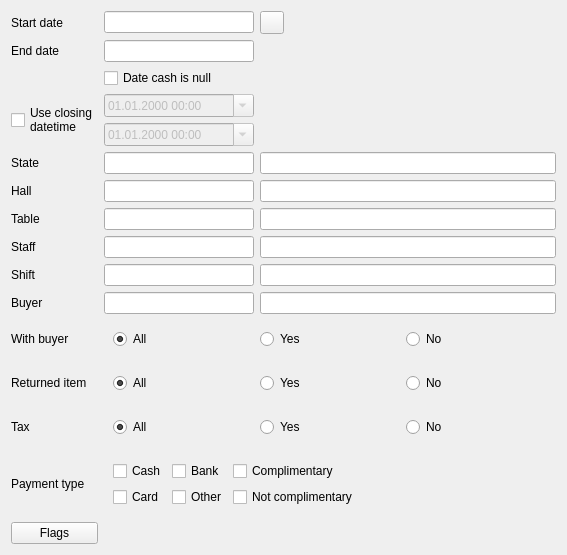
Old version of the form Reports/cr5commonsalesfilter.ui in the repository End1-1/Cafe5.
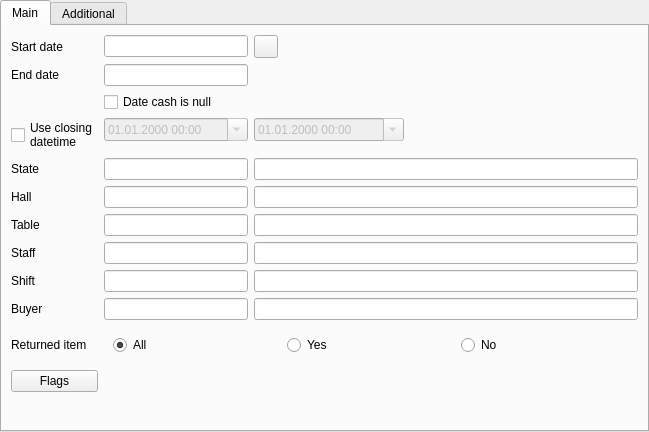
New version of the form. Icons and pictures are not drawn. Custom widgets are drawn as their Qt base class.

Diff of the .ui file:
```diff
--- a/Reports/cr5commonsalesfilter.ui
+++ b/Reports/cr5commonsalesfilter.ui
@@ -6,14 +6,109 @@
    <rect>
     <x>0</x>
     <y>0</y>
-    <width>567</width>
-    <height>522</height>
+    <width>649</width>
+    <height>432</height>
    </rect>
   </property>
   <property name="windowTitle">
    <string>Form</string>
   </property>
   <layout class="QGridLayout" name="gridLayout">
+   <property name="leftMargin">
+    <number>0</number>
+   </property>
+   <property name="topMargin">
+    <number>0</number>
+   </property>
+   <property name="rightMargin">
+    <number>0</number>
+   </property>
+   <property name="bottomMargin">
+    <number>0</number>
+   </property>
+   <item row="0" column="0">
+    <widget class="QTabWidget" name="tabWidget">
+     <property name="currentIndex">
+      <number>0</number>
+     </property>
+     <widget class="QWidget" name="tab">
+      <attribute name="title">
+       <string>Main</string>
+      </attribute>
+      <layout class="QGridLayout" name="gridLayout_3">
+       <item row="6" column="0">
+        <widget class="QLabel" name="label_4">
+         <property name="text">
+          <string>Hall</string>
+         </property>
+        </widget>
+       </item>
+       <item row="8" column="2">
+        <widget class="C5LineEditWithSelector" name="leStaffName">
+         <property name="focusPolicy">
+          <enum>Qt::NoFocus</enum>
+         </property>
+         <property name="readOnly">
+          <bool>true</bool>
+         </property>
+        </widget>
+       </item>
+       <item row="10" column="1">
+        <widget class="C5LineEditWithSelector" name="leBuyer">
+         <property name="maximumSize">
+          <size>
+           <width>150</width>
+           <height>16777215</height>
+          </size>
+         </property>
+         <property name="FilterName" stdset="0">
+          <string>buyer</string>
+         </property>
+        </widget>
+       </item>
+       <item row="1" column="2">
+        <spacer name="horizontalSpacer">
+         <property name="orientation">
+          <enum>Qt::Horizontal</enum>
+         </property>
+         <property name="sizeHint" stdset="0">
+          <size>
+           <width>384</width>
+           <height>20</height>
+          </size>
+         </property>
+        </spacer>
+       </item>
+       <item row="0" column="2">
+        <widget class="QToolButton" name="toolButton">
+         <property name="focusPolicy">
+          <enum>Qt::ClickFocus</enum>
+         </property>
+         <property name="text">
+          <string/>
+         </property>
+         <property name="icon">
+          <iconset resource="../resources/res.qrc">
+           <normaloff>:/pushpin.png</normaloff>:/pushpin.png</iconset>
+         </property>
+         <property name="FixDate" stdset="0">
+          <bool>true</bool>
+         </property>
+        </widget>
+       </item>
+       <item row="1" column="1">
+        <widget class="C5DateEdit" name="deEnd">
+         <property name="maximumSize">
+          <size>
+           <width>150</width>
+           <height>16777215</height>
+          </size>
+         </property>
+         <property name="FilterName" stdset="0">
+          <string>date2</string>
+         </property>
+        </widget>
+       </item>
    <item row="0" column="0">
     <widget class="QLabel" name="label">
      <property name="text">
@@ -21,10 +116,20 @@
      </property>
     </widget>
    </item>
-   <item row="14" column="0">
-    <widget class="QLabel" name="label_11">
+       <item row="9" column="2">
+        <widget class="C5LineEditWithSelector" name="leShiftName">
+         <property name="focusPolicy">
+          <enum>Qt::NoFocus</enum>
+         </property>
+         <property name="readOnly">
+          <bool>true</bool>
+         </property>
+        </widget>
+       </item>
+       <item row="9" column="0">
+        <widget class="QLabel" name="label_7">
      <property name="text">
-      <string>Payment type</string>
+          <string>Shift</string>
      </property>
     </widget>
    </item>
@@ -41,10 +146,17 @@
      </property>
     </widget>
    </item>
-   <item row="10" column="0">
-    <widget class="QLabel" name="label_9">
+       <item row="12" column="0">
+        <widget class="QPushButton" name="btnFlags">
      <property name="text">
-      <string>Buyer</string>
+          <string>Flags</string>
+         </property>
+        </widget>
+       </item>
+       <item row="1" column="0">
+        <widget class="QLabel" name="label_2">
+         <property name="text">
+          <string>End date</string>
      </property>
     </widget>
    </item>
@@ -58,6 +170,82 @@
      </property>
     </widget>
    </item>
+       <item row="5" column="0">
+        <widget class="QLabel" name="label_3">
+         <property name="text">
+          <string>State</string>
+         </property>
+        </widget>
+       </item>
+       <item row="2" column="1" colspan="2">
+        <widget class="QCheckBox" name="chDoNotUseCashDate">
+         <property name="text">
+          <string>Date cash is null</string>
+         </property>
+        </widget>
+       </item>
+       <item row="8" column="0">
+        <widget class="QLabel" name="label_6">
+         <property name="text">
+          <string>Staff</string>
+         </property>
+        </widget>
+       </item>
+       <item row="11" column="1" colspan="2">
+        <widget class="QWidget" name="widget" native="true">
+         <property name="minimumSize">
+          <size>
+           <width>0</width>
+           <height>0</height>
+          </size>
+         </property>
+         <layout class="QHBoxLayout" name="horizontalLayout">
+          <item>
+           <widget class="QRadioButton" name="rbRIAll">
+            <property name="text">
+             <string>All</string>
+            </property>
+            <property name="checked">
+             <bool>true</bool>
+            </property>
+           </widget>
+          </item>
+          <item>
+           <widget class="QRadioButton" name="rbRIYes">
+            <property name="text">
+             <string>Yes</string>
+            </property>
+           </widget>
+          </item>
+          <item>
+           <widget class="QRadioButton" name="rbRINo">
+            <property name="text">
+             <string>No</string>
+            </property>
+           </widget>
+          </item>
+         </layout>
+        </widget>
+       </item>
+       <item row="3" column="1">
+        <widget class="QDateTimeEdit" name="dt1">
+         <property name="enabled">
+          <bool>false</bool>
+         </property>
+         <property name="maximumSize">
+          <size>
+           <width>150</width>
+           <height>16777215</height>
+          </size>
+         </property>
+         <property name="displayFormat">
+          <string>dd.MM.yyyy HH:mm</string>
+         </property>
+         <property name="calendarPopup">
+          <bool>true</bool>
+         </property>
+        </widget>
+       </item>
    <item row="6" column="2">
     <widget class="C5LineEditWithSelector" name="leHallName">
      <property name="focusPolicy">
@@ -68,8 +256,28 @@
      </property>
     </widget>
    </item>
-   <item row="1" column="1">
-    <widget class="C5DateEdit" name="deEnd">
+       <item row="7" column="0">
+        <widget class="QLabel" name="label_5">
+         <property name="text">
+          <string>Table</string>
+         </property>
+        </widget>
+       </item>
+       <item row="13" column="0">
+        <spacer name="verticalSpacer">
+         <property name="orientation">
+          <enum>Qt::Vertical</enum>
+         </property>
+         <property name="sizeHint" stdset="0">
+          <size>
+           <width>20</width>
+           <height>43</height>
+          </size>
+         </property>
+        </spacer>
+       </item>
+       <item row="0" column="1">
+        <widget class="C5DateEdit" name="deStart">
      <property name="maximumSize">
       <size>
        <width>150</width>
@@ -81,10 +289,66 @@
      </property>
     </widget>
    </item>
-   <item row="9" column="0">
-    <widget class="QLabel" name="label_7">
+       <item row="10" column="0">
+        <widget class="QLabel" name="label_9">
      <property name="text">
-      <string>Shift</string>
+          <string>Buyer</string>
+         </property>
+        </widget>
+       </item>
+       <item row="11" column="0">
+        <widget class="QLabel" name="label_8">
+         <property name="text">
+          <string>Returned item</string>
+         </property>
+        </widget>
+       </item>
+       <item row="8" column="1">
+        <widget class="C5LineEditWithSelector" name="leStaff">
+         <property name="maximumSize">
+          <size>
+           <width>150</width>
+           <height>16777215</height>
+          </size>
+         </property>
+         <property name="FilterName" stdset="0">
+          <string>staff</string>
+         </property>
+        </widget>
+       </item>
+       <item row="6" column="1">
+        <widget class="C5LineEditWithSelector" name="leHall">
+         <property name="maximumSize">
+          <size>
+           <width>150</width>
+           <height>16777215</height>
+          </size>
+         </property>
+         <property name="FilterName" stdset="0">
+          <string>hall</string>
+         </property>
+        </widget>
+       </item>
+       <item row="7" column="2">
+        <widget class="C5LineEditWithSelector" name="leTableName">
+         <property name="focusPolicy">
+          <enum>Qt::NoFocus</enum>
+         </property>
+         <property name="readOnly">
+          <bool>true</bool>
+         </property>
+        </widget>
+       </item>
+       <item row="5" column="1">
+        <widget class="C5LineEditWithSelector" name="leState">
+         <property name="maximumSize">
+          <size>
+           <width>150</width>
+           <height>16777215</height>
+          </size>
+         </property>
+         <property name="FilterName" stdset="0">
+          <string>orderstate</string>
      </property>
     </widget>
    </item>
@@ -99,7 +363,113 @@
      </property>
     </widget>
    </item>
-   <item row="14" column="1" colspan="2">
+       <item row="9" column="1">
+        <widget class="C5LineEditWithSelector" name="leShift">
+         <property name="maximumSize">
+          <size>
+           <width>150</width>
+           <height>16777215</height>
+          </size>
+         </property>
+         <property name="FilterName" stdset="0">
+          <string>shift</string>
+         </property>
+        </widget>
+       </item>
+       <item row="5" column="2">
+        <widget class="C5LineEditWithSelector" name="leStateName">
+         <property name="focusPolicy">
+          <enum>Qt::NoFocus</enum>
+         </property>
+         <property name="readOnly">
+          <bool>true</bool>
+         </property>
+        </widget>
+       </item>
+       <item row="3" column="2">
+        <widget class="QDateTimeEdit" name="dt2">
+         <property name="enabled">
+          <bool>false</bool>
+         </property>
+         <property name="maximumSize">
+          <size>
+           <width>150</width>
+           <height>16777215</height>
+          </size>
+         </property>
+         <property name="displayFormat">
+          <string>dd.MM.yyyy HH:mm</string>
+         </property>
+         <property name="calendarPopup">
+          <bool>true</bool>
+         </property>
+        </widget>
+       </item>
+      </layout>
+     </widget>
+     <widget class="QWidget" name="tab_2">
+      <attribute name="title">
+       <string>Additional</string>
+      </attribute>
+      <layout class="QGridLayout" name="gridLayout_4">
+       <item row="2" column="1">
+        <widget class="QWidget" name="widget_4" native="true">
+         <property name="minimumSize">
+          <size>
+           <width>0</width>
+           <height>0</height>
+          </size>
+         </property>
+         <layout class="QHBoxLayout" name="horizontalLayout_4">
+          <item>
+           <widget class="QRadioButton" name="tbBuyerAll">
+            <property name="text">
+             <string>All</string>
+            </property>
+            <property name="checked">
+             <bool>true</bool>
+            </property>
+           </widget>
+          </item>
+          <item>
+           <widget class="QRadioButton" name="rbByuyerYes">
+            <property name="text">
+             <string>Yes</string>
+            </property>
+           </widget>
+          </item>
+          <item>
+           <widget class="QRadioButton" name="rbBuyerNo">
+            <property name="text">
+             <string>No</string>
+            </property>
+           </widget>
+          </item>
+         </layout>
+        </widget>
+       </item>
+       <item row="2" column="0">
+        <widget class="QLabel" name="label_12">
+         <property name="text">
+          <string>With buyer</string>
+         </property>
+        </widget>
+       </item>
+       <item row="1" column="0">
+        <widget class="QLabel" name="label_10">
+         <property name="text">
+          <string>Tax</string>
+         </property>
+        </widget>
+       </item>
+       <item row="0" column="0">
+        <widget class="QLabel" name="label_11">
+         <property name="text">
+          <string>Payment type</string>
+         </property>
+        </widget>
+       </item>
+       <item row="0" column="1">
     <widget class="QWidget" name="widget_3" native="true">
      <layout class="QGridLayout" name="gridLayout_2">
       <item row="0" column="2">
@@ -109,33 +479,6 @@
         </property>
        </widget>
       </item>
-      <item row="0" column="6">
-       <spacer name="horizontalSpacer_2">
-        <property name="orientation">
-         <enum>Qt::Horizontal</enum>
-        </property>
-        <property name="sizeHint" stdset="0">
-         <size>
-          <width>40</width>
-          <height>20</height>
-         </size>
-        </property>
-       </spacer>
-      </item>
-      <item row="0" column="0">
-       <widget class="QCheckBox" name="chptCash">
-        <property name="text">
-         <string>Cash</string>
-        </property>
-       </widget>
-      </item>
-      <item row="0" column="5">
-       <widget class="QCheckBox" name="chptComplimentary">
-        <property name="text">
-         <string>Complimentary</string>
-        </property>
-       </widget>
-      </item>
       <item row="1" column="5">
        <widget class="QCheckBox" name="checkBoxNotComplimentary">
         <property name="sizePolicy">
@@ -163,179 +506,8 @@
         </property>
        </widget>
       </item>
-     </layout>
-    </widget>
-   </item>
-   <item row="8" column="0">
-    <widget class="QLabel" name="label_6">
-     <property name="text">
-      <string>Staff</string>
-     </property>
-    </widget>
-   </item>
-   <item row="0" column="2">
-    <widget class="QToolButton" name="toolButton">
-     <property name="focusPolicy">
-      <enum>Qt::ClickFocus</enum>
-     </property>
-     <property name="text">
-      <string/>
-     </property>
-     <property name="icon">
-      <iconset resource="../resources/res.qrc">
-       <normaloff>:/pushpin.png</normaloff>:/pushpin.png</iconset>
-     </property>
-     <property name="FixDate" stdset="0">
-      <bool>true</bool>
-     </property>
-    </widget>
-   </item>
-   <item row="8" column="1">
-    <widget class="C5LineEditWithSelector" name="leStaff">
-     <property name="maximumSize">
-      <size>
-       <width>150</width>
-       <height>16777215</height>
-      </size>
-     </property>
-     <property name="FilterName" stdset="0">
-      <string>staff</string>
-     </property>
-    </widget>
-   </item>
-   <item row="9" column="2">
-    <widget class="C5LineEditWithSelector" name="leShiftName">
-     <property name="focusPolicy">
-      <enum>Qt::NoFocus</enum>
-     </property>
-     <property name="readOnly">
-      <bool>true</bool>
-     </property>
-    </widget>
-   </item>
-   <item row="0" column="1">
-    <widget class="C5DateEdit" name="deStart">
-     <property name="maximumSize">
-      <size>
-       <width>150</width>
-       <height>16777215</height>
-      </size>
-     </property>
-     <property name="FilterName" stdset="0">
-      <string>date1</string>
-     </property>
-    </widget>
-   </item>
-   <item row="7" column="2">
-    <widget class="C5LineEditWithSelector" name="leTableName">
-     <property name="focusPolicy">
-      <enum>Qt::NoFocus</enum>
-     </property>
-     <property name="readOnly">
-      <bool>true</bool>
-     </property>
-    </widget>
-   </item>
-   <item row="13" column="0">
-    <widget class="QLabel" name="label_10">
-     <property name="text">
-      <string>Tax</string>
-     </property>
-    </widget>
-   </item>
-   <item row="8" column="2">
-    <widget class="C5LineEditWithSelector" name="leStaffName">
-     <property name="focusPolicy">
-      <enum>Qt::NoFocus</enum>
-     </property>
-     <property name="readOnly">
-      <bool>true</bool>
-     </property>
-    </widget>
-   </item>
-   <item row="3" column="1">
-    <widget class="QDateTimeEdit" name="dt1">
-     <property name="enabled">
-      <bool>false</bool>
-     </property>
-     <property name="maximumSize">
-      <size>
-       <width>150</width>
-       <height>16777215</height>
-      </size>
-     </property>
-     <property name="displayFormat">
-      <string>dd.MM.yyyy HH:mm</string>
-     </property>
-     <property name="calendarPopup">
-      <bool>true</bool>
-     </property>
-    </widget>
-   </item>
-   <item row="10" column="1">
-    <widget class="C5LineEditWithSelector" name="leBuyer">
-     <property name="maximumSize">
-      <size>
-       <width>150</width>
-       <height>16777215</height>
-      </size>
-     </property>
-     <property name="FilterName" stdset="0">
-      <string>buyer</string>
-     </property>
-    </widget>
-   </item>
-   <item row="5" column="1">
-    <widget class="C5LineEditWithSelector" name="leState">
-     <property name="maximumSize">
-      <size>
-       <width>150</width>
-       <height>16777215</height>
-      </size>
-     </property>
-     <property name="FilterName" stdset="0">
-      <string>State</string>
-     </property>
-    </widget>
-   </item>
-   <item row="4" column="1">
-    <widget class="QDateTimeEdit" name="dt2">
-     <property name="enabled">
-      <bool>false</bool>
-     </property>
-     <property name="maximumSize">
-      <size>
-       <width>150</width>
-       <height>16777215</height>
-      </size>
-     </property>
-     <property name="displayFormat">
-      <string>dd.MM.yyyy HH:mm</string>
-     </property>
-     <property name="calendarPopup">
-      <bool>true</bool>
-     </property>
-    </widget>
-   </item>
-   <item row="7" column="0">
-    <widget class="QLabel" name="label_5">
-     <property name="text">
-      <string>Table</string>
-     </property>
-    </widget>
-   </item>
-   <item row="5" column="2">
-    <widget class="C5LineEditWithSelector" name="leStateName">
-     <property name="focusPolicy">
-      <enum>Qt::NoFocus</enum>
-     </property>
-     <property name="readOnly">
-      <bool>true</bool>
-     </property>
-    </widget>
-   </item>
-   <item row="1" column="2">
-    <spacer name="horizontalSpacer">
+          <item row="0" column="7">
+           <spacer name="horizontalSpacer_2">
      <property name="orientation">
       <enum>Qt::Horizontal</enum>
      </property>
@@ -347,14 +519,38 @@
      </property>
     </spacer>
    </item>
-   <item row="6" column="0">
-    <widget class="QLabel" name="label_4">
+          <item row="1" column="0">
+           <widget class="QCheckBox" name="chptCard">
      <property name="text">
-      <string>Hall</string>
+             <string>Card</string>
      </property>
     </widget>
    </item>
-   <item row="13" column="1" colspan="2">
+          <item row="0" column="0">
+           <widget class="QCheckBox" name="chptCash">
+            <property name="text">
+             <string>Cash</string>
+            </property>
+           </widget>
+          </item>
+          <item row="0" column="5">
+           <widget class="QCheckBox" name="chptComplimentary">
+            <property name="text">
+             <string>Complimentary</string>
+            </property>
+           </widget>
+          </item>
+          <item row="0" column="6">
+           <widget class="QCheckBox" name="chptHotel">
+            <property name="text">
+             <string>Hotel</string>
+            </property>
+           </widget>
+          </item>
+         </layout>
+        </widget>
+       </item>
+       <item row="1" column="1">
     <widget class="QWidget" name="widget_2" native="true">
      <property name="minimumSize">
       <size>
@@ -390,157 +586,21 @@
      </layout>
     </widget>
    </item>
-   <item row="2" column="1" colspan="2">
-    <widget class="QCheckBox" name="chDoNotUseCashDate">
-     <property name="text">
-      <string>Date cash is null</string>
-     </property>
-    </widget>
-   </item>
-   <item row="1" column="0">
-    <widget class="QLabel" name="label_2">
-     <property name="text">
-      <string>End date</string>
-     </property>
-    </widget>
-   </item>
-   <item row="15" column="0">
-    <widget class="QPushButton" name="btnFlags">
-     <property name="text">
-      <string>Flags</string>
-     </property>
-    </widget>
-   </item>
-   <item row="5" column="0">
-    <widget class="QLabel" name="label_3">
-     <property name="text">
-      <string>State</string>
-     </property>
-    </widget>
-   </item>
-   <item row="12" column="1" colspan="2">
-    <widget class="QWidget" name="widget" native="true">
-     <property name="minimumSize">
-      <size>
-       <width>0</width>
-       <height>0</height>
-      </size>
-     </property>
-     <layout class="QHBoxLayout" name="horizontalLayout">
-      <item>
-       <widget class="QRadioButton" name="rbRIAll">
-        <property name="text">
-         <string>All</string>
-        </property>
-        <property name="checked">
-         <bool>true</bool>
-        </property>
-       </widget>
-      </item>
-      <item>
-       <widget class="QRadioButton" name="rbRIYes">
-        <property name="text">
-         <string>Yes</string>
-        </property>
-       </widget>
-      </item>
-      <item>
-       <widget class="QRadioButton" name="rbRINo">
-        <property name="text">
-         <string>No</string>
-        </property>
-       </widget>
-      </item>
-     </layout>
-    </widget>
-   </item>
-   <item row="16" column="0">
-    <spacer name="verticalSpacer">
+       <item row="3" column="0">
+        <spacer name="verticalSpacer_2">
      <property name="orientation">
       <enum>Qt::Vertical</enum>
      </property>
      <property name="sizeHint" stdset="0">
       <size>
        <width>20</width>
-       <height>40</height>
+           <height>370</height>
       </size>
      </property>
     </spacer>
    </item>
-   <item row="6" column="1">
-    <widget class="C5LineEditWithSelector" name="leHall">
-     <property name="maximumSize">
-      <size>
-       <width>150</width>
-       <height>16777215</height>
-      </size>
-     </property>
-     <property name="FilterName" stdset="0">
-      <string>hall</string>
-     </property>
-    </widget>
-   </item>
-   <item row="9" column="1">
-    <widget class="C5LineEditWithSelector" name="leShift">
-     <property name="maximumSize">
-      <size>
-       <width>150</width>
-       <height>16777215</height>
-      </size>
-     </property>
-     <property name="FilterName" stdset="0">
-      <string>shift</string>
-     </property>
-    </widget>
-   </item>
-   <item row="12" column="0">
-    <widget class="QLabel" name="label_8">
-     <property name="text">
-      <string>Returned item</string>
-     </property>
-    </widget>
-   </item>
-   <item row="11" column="0">
-    <widget class="QLabel" name="label_12">
-     <property name="text">
-      <string>With buyer</string>
-     </property>
-    </widget>
-   </item>
-   <item row="11" column="1" colspan="2">
-    <widget class="QWidget" name="widget_4" native="true">
-     <property name="minimumSize">
-      <size>
-       <width>0</width>
-       <height>0</height>
-      </size>
-     </property>
-     <layout class="QHBoxLayout" name="horizontalLayout_4">
-      <item>
-       <widget class="QRadioButton" name="tbBuyerAll">
-        <property name="text">
-         <string>All</string>
-        </property>
-        <property name="checked">
-         <bool>true</bool>
-        </property>
-       </widget>
-      </item>
-      <item>
-       <widget class="QRadioButton" name="rbByuyerYes">
-        <property name="text">
-         <string>Yes</string>
-        </property>
-       </widget>
-      </item>
-      <item>
-       <widget class="QRadioButton" name="rbBuyerNo">
-        <property name="text">
-         <string>No</string>
-        </property>
-       </widget>
-      </item>
-     </layout>
+      </layout>
+     </widget>
     </widget>
    </item>
   </layout>
```
Left out of the diff: 26 changed lines with no effect on the pictures. Lines whose indentation alone changed are shown as unchanged.
